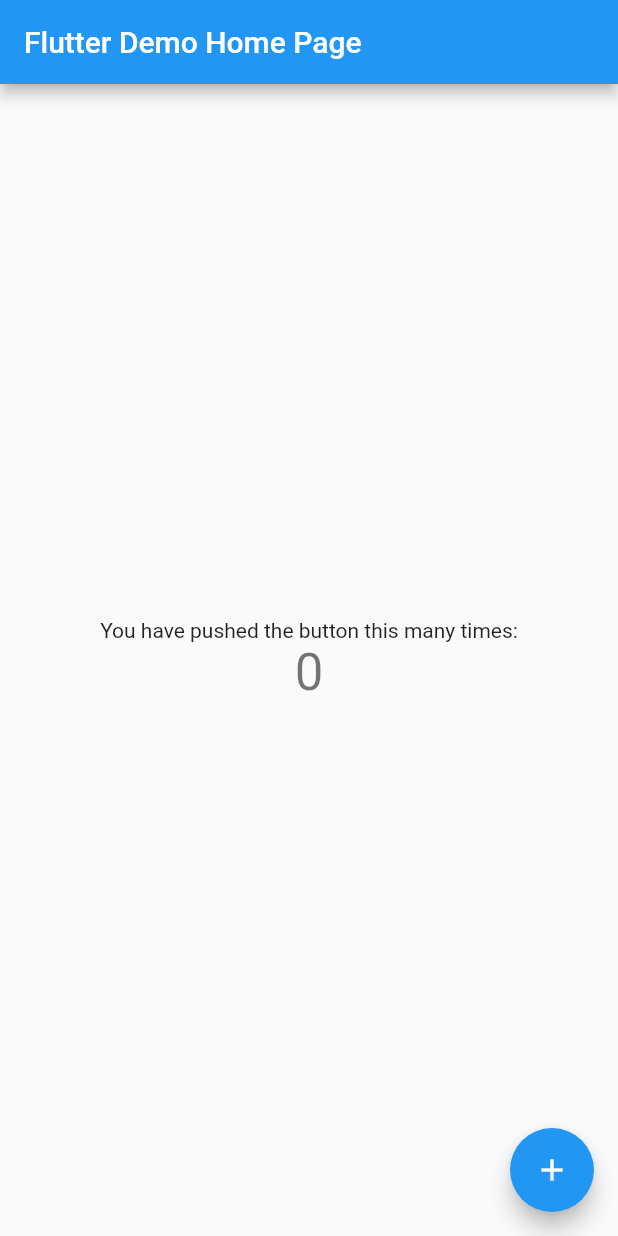
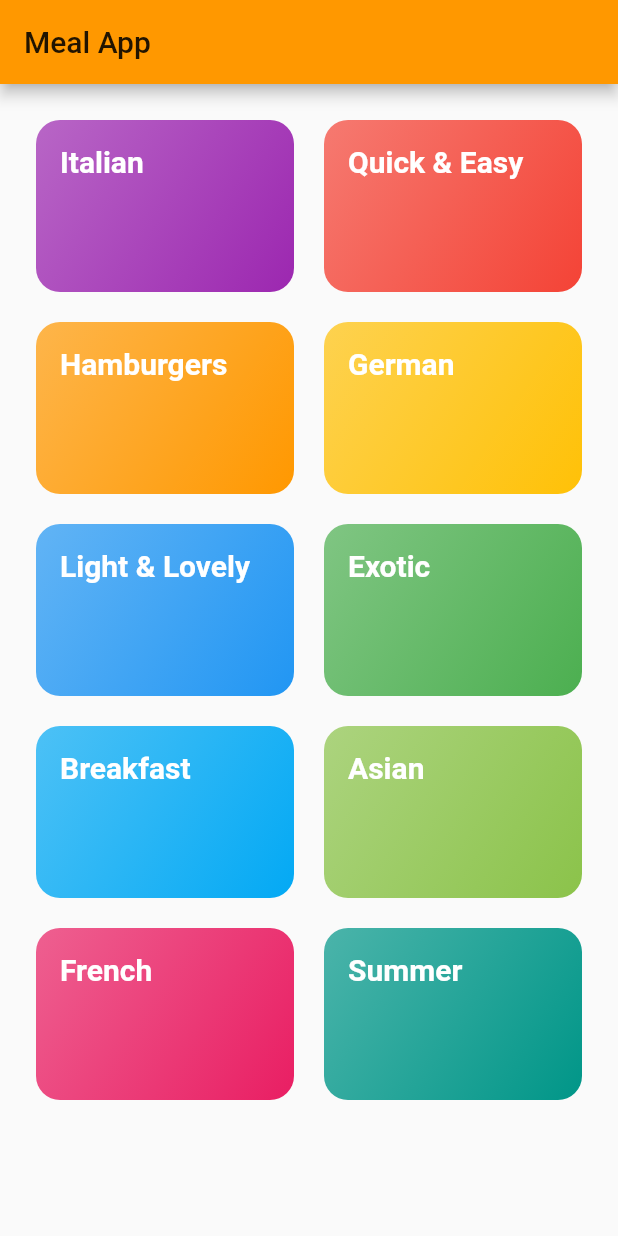
Before and after one commit to yashwp/meals_app, a Flutter app: the screen it shows after launch, on a phone screen of 412 x 824 dp. Run offline on Flutter 3.47's test engine with Material 2 defaults, Android fonts, the phone set to English and light mode, and no system bars.

Commit message:
ui: Home page grid

```diff
--- /dev/null
+++ b/lib/categories_screen.dart
@@ -0,0 +1,30 @@
+import 'package:flutter/material.dart';
+
+import './original.dart';
+import './category_item.dart';
+
+class CategoriesScreen extends StatelessWidget {
+  @override
+  Widget build(BuildContext context) {
+    return Scaffold(
+      appBar: AppBar(
+        title: const Text('Meal App')
+      ),
+      body: GridView(
+        padding: const EdgeInsets.all(24),
+        children: DUMMY_CATEGORIES
+            .map((cat) => CategoryItem(
+                  cat.title,
+                  cat.color,
+                ))
+            .toList(),
+        gridDelegate: SliverGridDelegateWithMaxCrossAxisExtent(
+          maxCrossAxisExtent: 200,
+          childAspectRatio: 3 / 2,
+          crossAxisSpacing: 20,
+          mainAxisSpacing: 20,
+        ),
+      ),
+    );
+  }
+}
--- /dev/null
+++ b/lib/category_item.dart
@@ -0,0 +1,34 @@
+import 'package:flutter/material.dart';
+
+class CategoryItem extends StatelessWidget {
+  final String title;
+  final Color color;
+
+  CategoryItem(this.title, this.color);
+
+  @override
+  Widget build(BuildContext context) {
+    return Container(
+      padding: const EdgeInsets.all(16),
+      child: Text(
+        title,
+        style: TextStyle(
+          fontSize: 20,
+          color: Colors.white,
+          fontWeight: FontWeight.bold
+        ),
+      ),
+      decoration: BoxDecoration(
+        gradient: LinearGradient(
+          colors: [
+            color.withOpacity(.7),
+            color,
+          ],
+          begin: Alignment.topLeft,
+          end: Alignment.bottomRight,
+        ),
+        borderRadius: BorderRadius.circular(16),
+      ),
+    );
+  }
+}
--- a/lib/main.dart
+++ b/lib/main.dart
@@ -1,4 +1,6 @@
 import 'package:flutter/material.dart';
+
+import './categories_screen.dart';
 
 void main() => runApp(MyApp());
 
@@ -7,105 +9,11 @@ class MyApp extends StatelessWidget {
   @override
   Widget build(BuildContext context) {
     return MaterialApp(
-      title: 'Flutter Demo',
+      title: 'Meals App',
       theme: ThemeData(
-        // This is the theme of your application.
-        //
-        // Try running your application with "flutter run". You'll see the
-        // application has a blue toolbar. Then, without quitting the app, try
-        // changing the primarySwatch below to Colors.green and then invoke
-        // "hot reload" (press "r" in the console where you ran "flutter run",
-        // or simply save your changes to "hot reload" in a Flutter IDE).
-        // Notice that the counter didn't reset back to zero; the application
-        // is not restarted.
-        primarySwatch: Colors.blue,
+        primarySwatch: Colors.orange,
       ),
-      home: MyHomePage(title: 'Flutter Demo Home Page'),
+      home: CategoriesScreen(),
     );
   }
 }
-
-class MyHomePage extends StatefulWidget {
-  MyHomePage({Key key, this.title}) : super(key: key);
-
-  // This widget is the home page of your application. It is stateful, meaning
-  // that it has a State object (defined below) that contains fields that affect
-  // how it looks.
-
-  // This class is the configuration for the state. It holds the values (in this
-  // case the title) provided by the parent (in this case the App widget) and
-  // used by the build method of the State. Fields in a Widget subclass are
-  // always marked "final".
-
-  final String title;
-
-  @override
-  _MyHomePageState createState() => _MyHomePageState();
-}
-
-class _MyHomePageState extends State<MyHomePage> {
-  int _counter = 0;
-
-  void _incrementCounter() {
-    setState(() {
-      // This call to setState tells the Flutter framework that something has
-      // changed in this State, which causes it to rerun the build method below
-      // so that the display can reflect the updated values. If we changed
-      // _counter without calling setState(), then the build method would not be
-      // called again, and so nothing would appear to happen.
-      _counter++;
-    });
-  }
-
-  @override
-  Widget build(BuildContext context) {
-    // This method is rerun every time setState is called, for instance as done
-    // by the _incrementCounter method above.
-    //
-    // The Flutter framework has been optimized to make rerunning build methods
-    // fast, so that you can just rebuild anything that needs updating rather
-    // than having to individually change instances of widgets.
-    return Scaffold(
-      appBar: AppBar(
-        // Here we take the value from the MyHomePage object that was created by
-        // the App.build method, and use it to set our appbar title.
-        title: Text(widget.title),
-      ),
-      body: Center(
-        // Center is a layout widget. It takes a single child and positions it
-        // in the middle of the parent.
-        child: Column(
-          // Column is also a layout widget. It takes a list of children and
-          // arranges them vertically. By default, it sizes itself to fit its
-          // children horizontally, and tries to be as tall as its parent.
-          //
-          // Invoke "debug painting" (press "p" in the console, choose the
-          // "Toggle Debug Paint" action from the Flutter Inspector in Android
-          // Studio, or the "Toggle Debug Paint" command in Visual Studio Code)
-          // to see the wireframe for each widget.
-          //
-          // Column has various properties to control how it sizes itself and
-          // how it positions its children. Here we use mainAxisAlignment to
-          // center the children vertically; the main axis here is the vertical
-          // axis because Columns are vertical (the cross axis would be
-          // horizontal).
-          mainAxisAlignment: MainAxisAlignment.center,
-          children: <Widget>[
-            Text(
-              'You have pushed the button this many times:',
-            ),
-            Text(
-              '$_counter',
-              style: Theme.of(context).textTheme.display1,
-            ),
-          ],
-        ),
-      ),
-      floatingActionButton: FloatingActionButton(
-        onPressed: _incrementCounter,
-        tooltip: 'Increment',
-        child: Icon(Icons.add),
-      ), // This trailing comma makes auto-formatting nicer for build methods.
-    );
-  }
-}
--- /dev/null
+++ b/lib/models/category.dart
@@ -0,0 +1,13 @@
+import 'package:flutter/material.dart';
+
+class Category {
+  final String id;
+  final String title;
+  final Color color;
+
+  const Category({
+    @required this.id,
+    @required this.title,
+    this.color = Colors.orange,
+  });
+}
--- /dev/null
+++ b/lib/original.dart
@@ -0,0 +1,56 @@
+import 'package:flutter/material.dart';
+
+import './models/category.dart';
+
+const DUMMY_CATEGORIES = const [
+  Category(
+    id: 'c1',
+    title: 'Italian',
+    color: Colors.purple,
+  ),
+  Category(
+    id: 'c2',
+    title: 'Quick & Easy',
+    color: Colors.red,
+  ),
+  Category(
+    id: 'c3',
+    title: 'Hamburgers',
+    color: Colors.orange,
+  ),
+  Category(
+    id: 'c4',
+    title: 'German',
+    color: Colors.amber,
+  ),
+  Category(
+    id: 'c5',
+    title: 'Light & Lovely',
+    color: Colors.blue,
+  ),
+  Category(
+    id: 'c6',
+    title: 'Exotic',
+    color: Colors.green,
+  ),
+  Category(
+    id: 'c7',
+    title: 'Breakfast',
+    color: Colors.lightBlue,
+  ),
+  Category(
+    id: 'c8',
+    title: 'Asian',
+    color: Colors.lightGreen,
+  ),
+  Category(
+    id: 'c9',
+    title: 'French',
+    color: Colors.pink,
+  ),
+  Category(
+    id: 'c10',
+    title: 'Summer',
+    color: Colors.teal,
+  ),
+];
```
Also changed, not shown: lib/category_meals_screen.dart (added), 1 other file.
